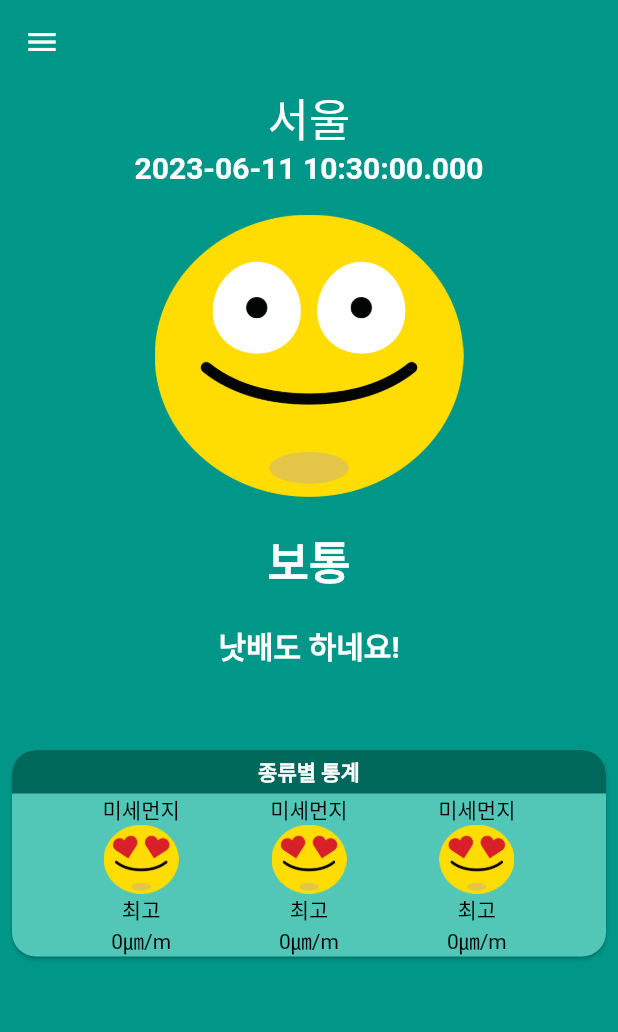
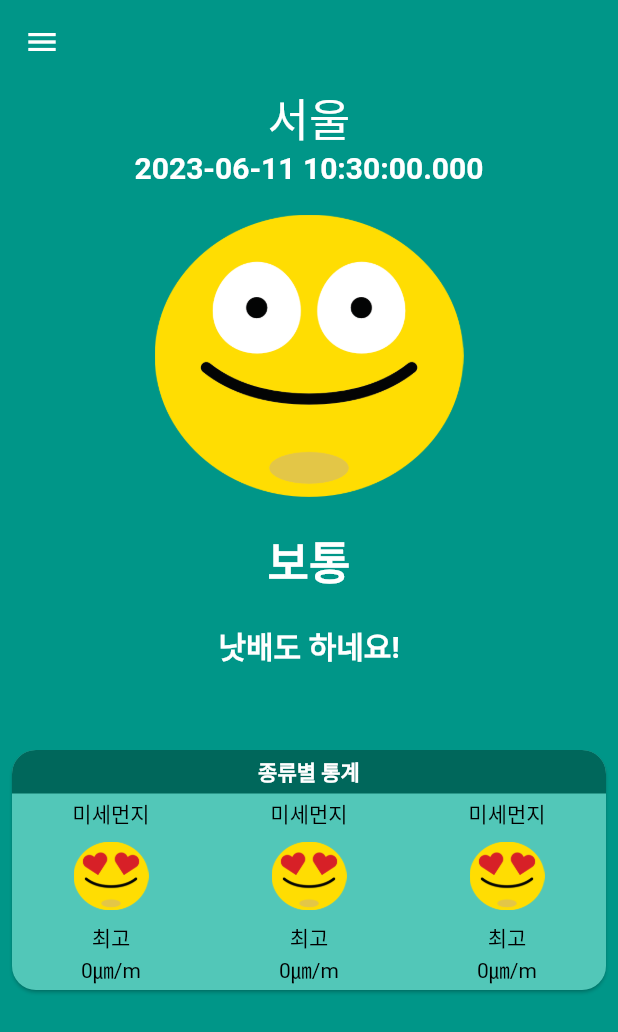
Before and after one commit to wogks/mask_app, a Flutter app: the screen it shows after launch, on a phone screen of 412 x 824 dp. Shown: the top 1032 px of the screen. Run offline on Flutter 3.47's test engine with Material 2 defaults, Android fonts, the phone set to English and light mode, and no system bars; Roboto replaces fonts that are missing (sunflower).

Commit message:
Feat: categorycard 정리하기

```diff
--- /dev/null
+++ b/lib/component/category_card.dart
@@ -0,0 +1,65 @@
+import 'package:flutter/material.dart';
+import 'package:mask_app/component/main_stat.dart';
+import 'package:mask_app/const/colors.dart';
+
+class CategoryCard extends StatelessWidget {
+  const CategoryCard({super.key});
+
+  @override
+  Widget build(BuildContext context) {
+    return SizedBox(
+      height: 160,
+      child: Card(
+        margin: const EdgeInsets.symmetric(horizontal: 8),
+        shape: const RoundedRectangleBorder(
+            borderRadius: BorderRadius.all(Radius.circular(16))),
+        color: lightColor,
+        //리스트뷰에 3개씩만 나오게 하는법
+        //너비의 크기를 알고싶은 위젯을 레이아웃 빌더에 감싼다
+        child: LayoutBuilder(builder: (context, constraint) {
+          //constraint:레이아웃 빌더가 차지하고 있는 공간의 최대최소높이너비
+          return Column(
+            crossAxisAlignment: CrossAxisAlignment.stretch,
+            children: [
+              Container(
+                decoration: const BoxDecoration(
+                  borderRadius: BorderRadius.only(
+                    topLeft: Radius.circular(16),
+                    topRight: Radius.circular(16),
+                  ),
+                  color: darkColor,
+                ),
+                child: const Padding(
+                  padding: EdgeInsets.all(4.0),
+                  child: Text(
+                    '종류별 통계',
+                    textAlign: TextAlign.center,
+                    style: TextStyle(
+                        color: Colors.white, fontWeight: FontWeight.bold),
+                  ),
+                ),
+              ),
+              Expanded(
+                child: ListView(
+                  //리스트뷰에서 한페이지식 넘어가게 하는 법
+                  physics: const PageScrollPhysics(),
+                  scrollDirection: Axis.horizontal,
+                  children: List.generate(
+                    20,
+                    (index) => MainStat(
+                      width: constraint.maxWidth / 3,
+                      category: '미세먼지',
+                      imgPath: 'asset/img/best.png',
+                      level: '최고',
+                      stat: '0㎛/m',
+                    ),
+                  ),
+                ),
+              )
+            ],
+          );
+        }),
+      ),
+    );
+  }
+}
--- a/lib/component/main_stat.dart
+++ b/lib/component/main_stat.dart
@@ -5,27 +5,34 @@
   final String imgPath;
   final String level;
   final String stat;
+  final double width;
   const MainStat({
     super.key,
     required this.category,
     required this.imgPath,
     required this.level,
     required this.stat,
+    required this.width,
   });
 
   @override
   Widget build(BuildContext context) {
     const ts = TextStyle(color: Colors.black);
-    return Column(
+    return SizedBox(
+      width: width,
+      child: Column(
+        mainAxisAlignment: MainAxisAlignment.center,
         children: [
           Text(
             category,
             style: ts,
           ),
+          const SizedBox(height: 8),
           Image.asset(
             imgPath,
             width: 50,
           ),
+          const SizedBox(height: 8),
           Text(
             level,
             style: ts,
@@ -35,6 +42,7 @@
             style: ts,
           ),
         ],
+      ),
     );
   }
 }
--- a/lib/screen/home_screen.dart
+++ b/lib/screen/home_screen.dart
@@ -1,7 +1,7 @@
 import 'package:flutter/material.dart';
+import 'package:mask_app/component/category_card.dart';
 import 'package:mask_app/component/main_appbar.dart';
 import 'package:mask_app/component/main_drawer.dart';
-import 'package:mask_app/component/main_stat.dart';
 import 'package:mask_app/const/colors.dart';
 
 class HomeScreen extends StatelessWidget {
@@ -9,68 +9,16 @@
 
   @override
   Widget build(BuildContext context) {
-    return Scaffold(
+    return const Scaffold(
       backgroundColor: primaryColor,
-      drawer: const MainDrawer(),
+      drawer: MainDrawer(),
       body: CustomScrollView(
         slivers: [
-          const MainAppBar(),
+          MainAppBar(),
           SliverToBoxAdapter(
             child: Column(
               children: [
-                Card(
-                  margin: const EdgeInsets.symmetric(horizontal: 8),
-                  shape: const RoundedRectangleBorder(
-                      borderRadius: BorderRadius.all(Radius.circular(16))),
-                  color: lightColor,
-                  child: Column(
-                    crossAxisAlignment: CrossAxisAlignment.stretch,
-                    children: [
-                      Container(
-                        decoration: const BoxDecoration(
-                          borderRadius: BorderRadius.only(
-                            topLeft: Radius.circular(16),
-                            topRight: Radius.circular(16),
-                          ),
-                          color: darkColor,
-                        ),
-                        child: const Padding(
-                          padding: EdgeInsets.all(4.0),
-                          child: Text(
-                            '종류별 통계',
-                            textAlign: TextAlign.center,
-                            style: TextStyle(
-                                color: Colors.white,
-                                fontWeight: FontWeight.bold),
-                          ),
-                        ),
-                      ),
-                      const Row(
-                        mainAxisAlignment: MainAxisAlignment.spaceEvenly,
-                        children: [
-                          MainStat(
-                            category: '미세먼지',
-                            imgPath: 'asset/img/best.png',
-                            level: '최고',
-                            stat: '0㎛/m',
-                          ),
-                          MainStat(
-                            category: '미세먼지',
-                            imgPath: 'asset/img/best.png',
-                            level: '최고',
-                            stat: '0㎛/m',
-                          ),
-                          MainStat(
-                            category: '미세먼지',
-                            imgPath: 'asset/img/best.png',
-                            level: '최고',
-                            stat: '0㎛/m',
-                          )
-                        ],
-                      )
-                    ],
-                  ),
-                )
+                CategoryCard(),
               ],
             ),
           )
```
Lines whose indentation alone changed are shown as unchanged.
